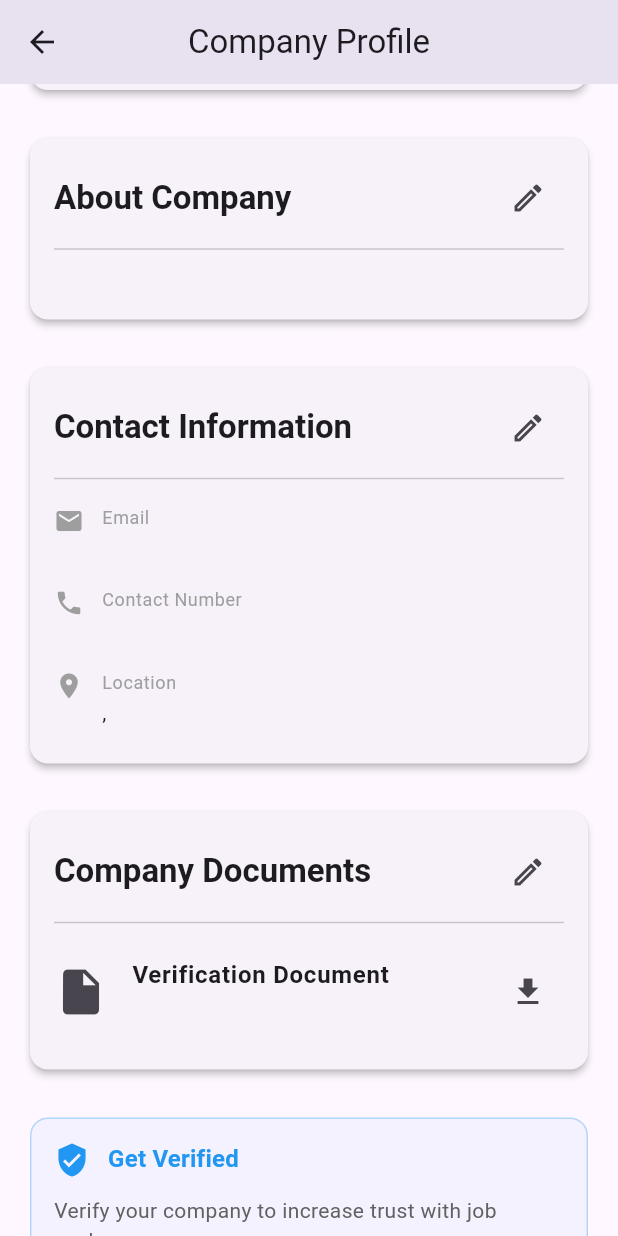
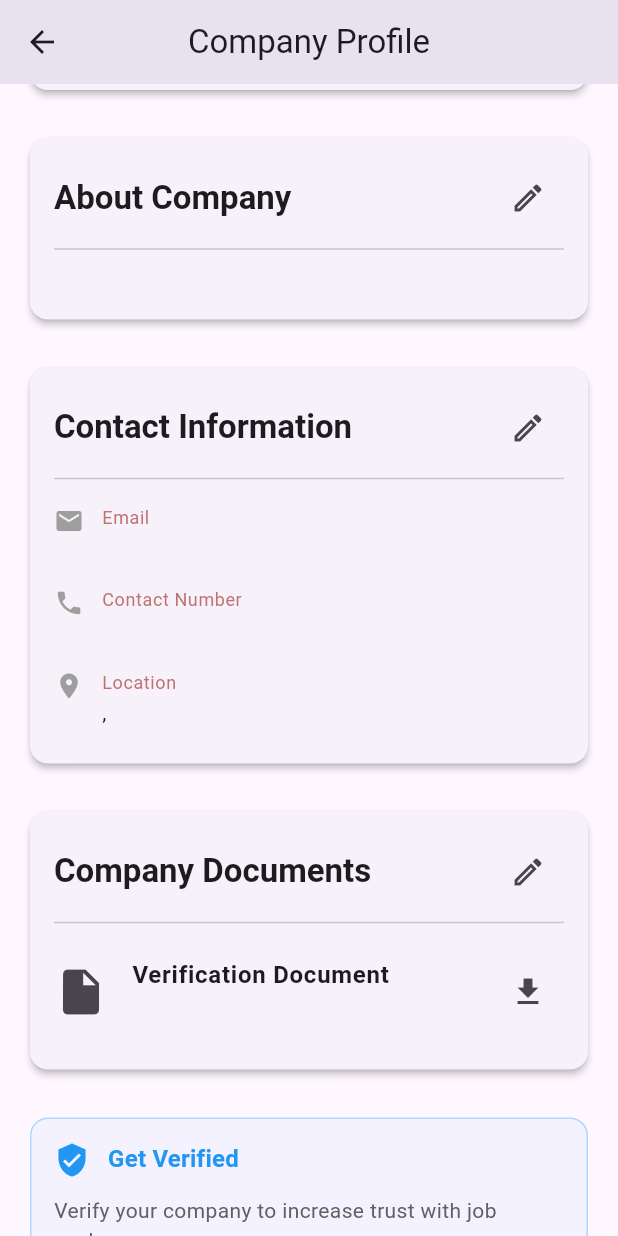
Before and after one commit to Fikirte1/local_job_and_skills_marketplace, a Flutter app: the EmployerProfileScreen screen opened directly, scrolled down 576 dp, on a phone screen of 412 x 824 dp. Run offline on Flutter 3.47's test engine with Material 3 defaults, Android fonts, the phone set to English and light mode, and no system bars; our stand-ins replace cached_network_image, cloud_firestore, file_picker, firebase_auth, firebase_core, firebase_messaging and 6 more; missing offline and left inert: debounce_throttle; accounts and stored records are empty; network calls fail; project files that could hold a hidden picture were left out.

Commit message:
some update

```diff
--- a/lib/screens/home/employer_screens/employer_profile_edit_screens/employer_profile_screen.dart
+++ b/lib/screens/home/employer_screens/employer_profile_edit_screens/employer_profile_screen.dart
@@ -806,7 +806,7 @@ class _EmployerProfileScreenState extends State<EmployerProfileScreen> {
                 Text(
                   label,
                   style: Theme.of(context).textTheme.bodySmall?.copyWith(
-                    color: Colors.grey,
+                    color: const Color.fromARGB(255, 190, 114, 114),
                   ),
                 ),
                 const SizedBox(height: 2),
```
